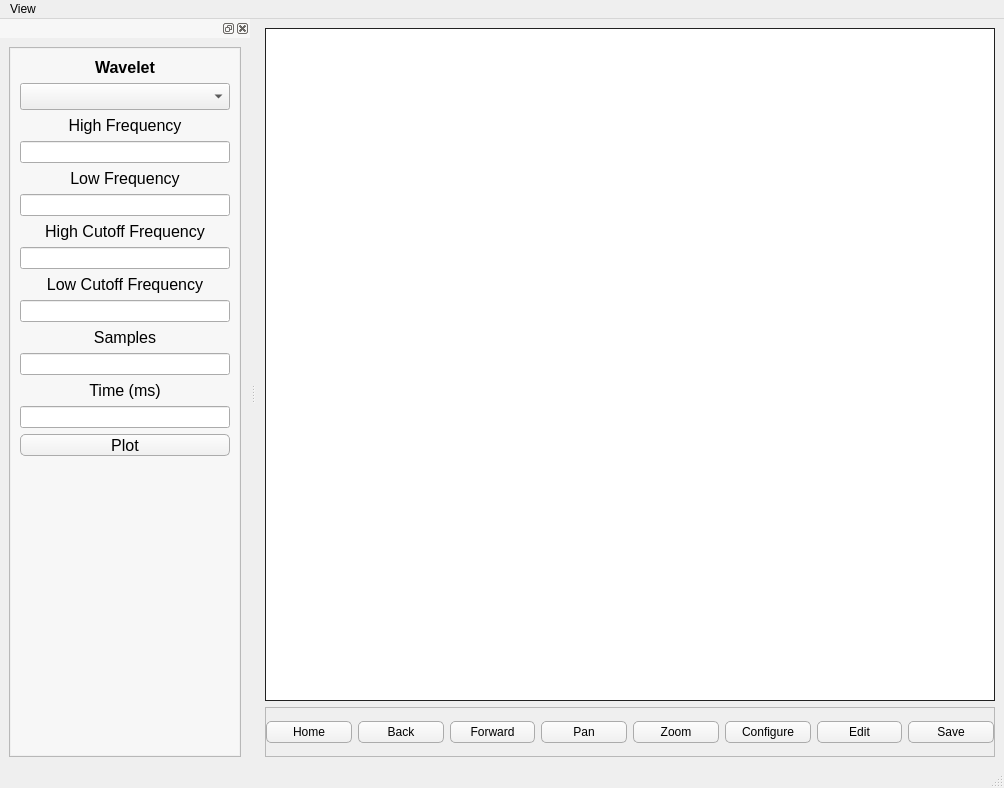
Old version of the form ui/main.ui in the repository albano-a/Waveleter.
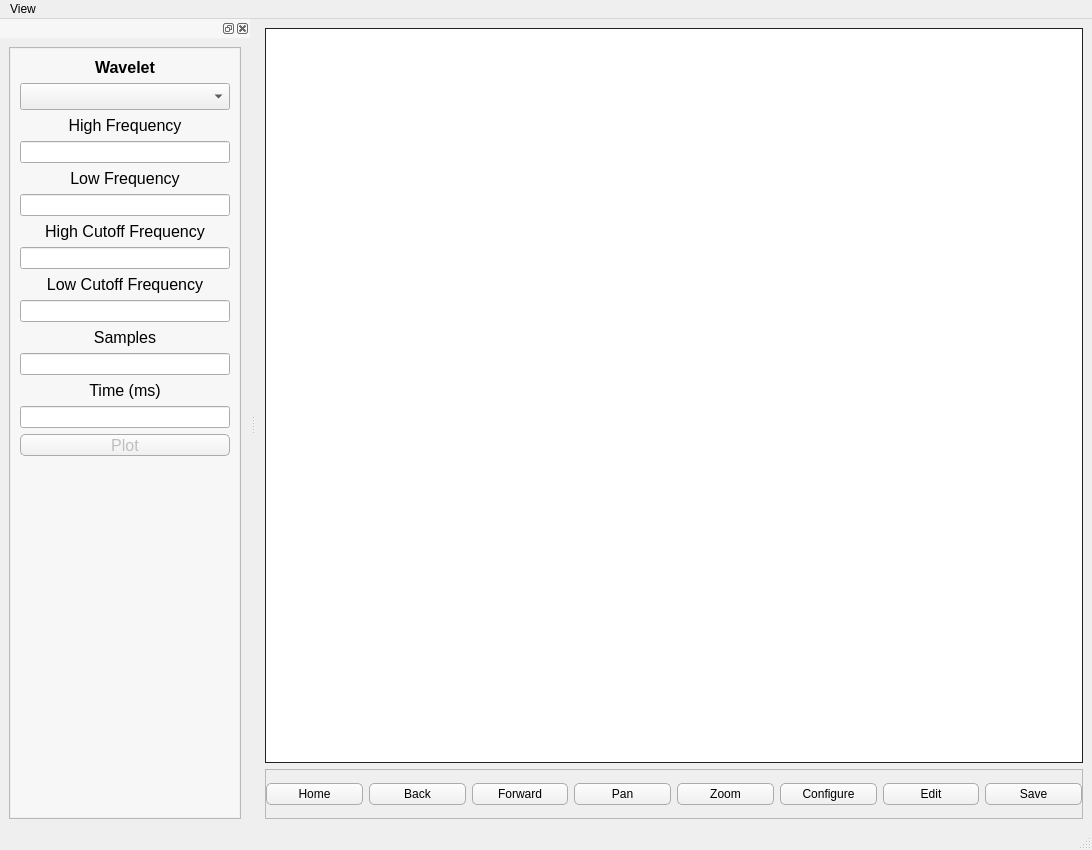
New version of the form.

Diff of the .ui file:
```diff
--- a/ui/main.ui
+++ b/ui/main.ui
@@ -6,8 +6,8 @@
    <rect>
     <x>0</x>
     <y>0</y>
-    <width>1004</width>
-    <height>788</height>
+    <width>1092</width>
+    <height>850</height>
    </rect>
   </property>
   <property name="windowTitle">
@@ -166,7 +166,7 @@
     <rect>
      <x>0</x>
      <y>0</y>
-     <width>1004</width>
+     <width>1092</width>
      <height>21</height>
     </rect>
    </property>
@@ -216,7 +216,7 @@
           <x>0</x>
           <y>0</y>
           <width>230</width>
-          <height>705</height>
+          <height>767</height>
          </rect>
         </property>
         <layout class="QHBoxLayout" name="horizontalLayout_3">
@@ -343,6 +343,9 @@
               </item>
               <item row="14" column="0" colspan="2">
                <widget class="QPushButton" name="plotWavButton">
+                <property name="enabled">
+                 <bool>false</bool>
+                </property>
                 <property name="font">
                  <font>
                   <pointsize>12</pointsize>
```
Left out of the diff: 129 changed lines with no effect on the pictures.
